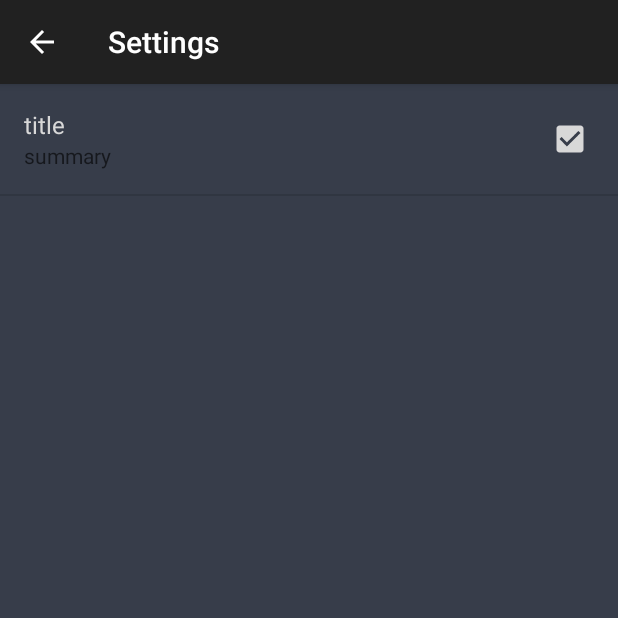
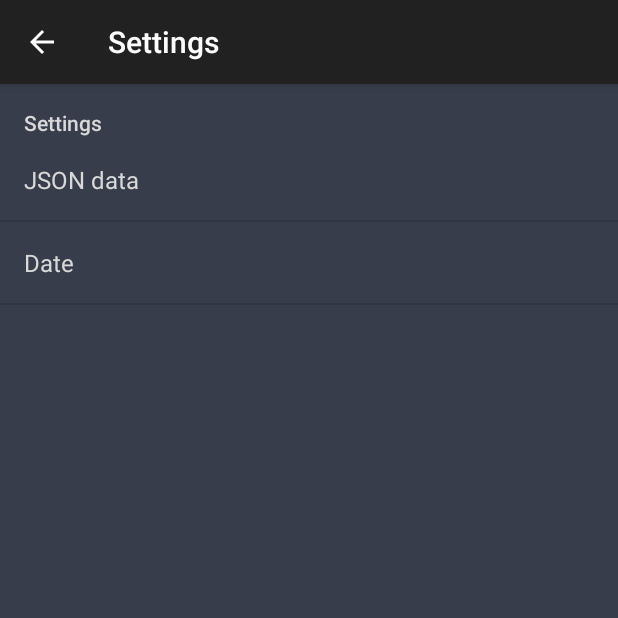
Before and after one commit to HetBenkt/OnePomodoroExercises, an Android app: the screen it shows after launch (SettingsActivity), after a tap on "Settings", on a phone screen of 412 x 824 dp, the top half of it. Run offline under Robolectric (Android 15) with nearby library versions, the phone set to English and light mode, and no system bars.

Commit message:
First settings can be done like current date and the json data

```diff
--- a/app/src/main/java/nl/bos/onepomodoroexercises/MainActivity.java
+++ b/app/src/main/java/nl/bos/onepomodoroexercises/MainActivity.java
@@ -1,11 +1,13 @@
 package nl.bos.onepomodoroexercises;
 
+import android.content.Context;
 import android.content.Intent;
+import android.content.SharedPreferences;
 import android.os.Bundle;
 import android.os.Handler;
 import android.os.Looper;
+import android.preference.PreferenceManager;
 import android.support.v7.app.AppCompatActivity;
-import android.support.v7.widget.Toolbar;
 import android.util.Log;
 import android.view.Menu;
 import android.view.MenuItem;
@@ -33,9 +35,6 @@ public class MainActivity extends AppCompatActivity implements AdapterView.OnIte
         Log.i(TAG, "onCreate...");
         setContentView(R.layout.activity_main);
 
-//        Toolbar toolbar = (Toolbar) findViewById(R.id.toolbar);
-//        setSupportActionBar(toolbar);
-
         ListView viewExercises = findViewById(R.id.exercises);
         viewExercises.setOnItemClickListener(this);
         viewExercises.setOnItemLongClickListener(this);
@@ -45,7 +44,9 @@ public class MainActivity extends AppCompatActivity implements AdapterView.OnIte
 
         adapter = new ExerciseAdapter(this);
         viewExercises.setAdapter(adapter);
-        new RetrieveDataTask(exercises, adapter, getApplicationContext(), this).execute("https://raw.githubusercontent.com/HetBenkt/OnePomodoroExercises/master/exercises.json");
+        SharedPreferences settings = PreferenceManager.getDefaultSharedPreferences(this);
+        String jsonSetting = settings.getString("edit_text_json", null);
+        new RetrieveDataTask(exercises, adapter, getApplicationContext(), this).execute(jsonSetting);
     }
 
     @Override
--- a/app/src/main/java/nl/bos/onepomodoroexercises/RetrieveDataTask.java
+++ b/app/src/main/java/nl/bos/onepomodoroexercises/RetrieveDataTask.java
@@ -2,7 +2,9 @@ package nl.bos.onepomodoroexercises;
 
 import android.app.Activity;
 import android.content.Context;
+import android.content.SharedPreferences;
 import android.os.AsyncTask;
+import android.preference.PreferenceManager;
 import android.util.Log;
 import android.view.View;
 import android.widget.TextView;
@@ -79,9 +81,8 @@ class RetrieveDataTask extends AsyncTask<String, Void, JsonObject> {
         Gson gson = new GsonBuilder().create();
         Data data = gson.fromJson(jsonData, Data.class);
 
-        Date today = new Date();
-        SimpleDateFormat dateFormatter = new SimpleDateFormat("dd-MM-yy");
-        String dateToday = dateFormatter.format(today);
+        SharedPreferences sharedPref = PreferenceManager.getDefaultSharedPreferences(context);
+        String dateToday = sharedPref.getString("edit_text_date", "");
         Log.i(LOG_TAG, dateToday);
 
         if (data != null) {
@@ -112,7 +113,7 @@ class RetrieveDataTask extends AsyncTask<String, Void, JsonObject> {
                 TextView done = activity.findViewById(R.id.txtDone);
                 done.setText(String.format("%d/%d", 0, exerciseIds.size()));
             } else {
-                Toast toast = Toast.makeText(context, MessageFormat.format("Current day {0} not found in data!", today), Toast.LENGTH_LONG);
+                Toast toast = Toast.makeText(context, MessageFormat.format("Current day {0} not found in data!", dateToday), Toast.LENGTH_LONG);
                 toast.show();
             }
         } else {
--- a/app/src/main/java/nl/bos/onepomodoroexercises/SettingsActivity.java
+++ b/app/src/main/java/nl/bos/onepomodoroexercises/SettingsActivity.java
@@ -1,10 +1,13 @@
 package nl.bos.onepomodoroexercises;
 
-import android.graphics.Color;
 import android.os.Bundle;
+import android.preference.EditTextPreference;
 import android.support.v7.app.ActionBar;
 import android.util.Log;
 import android.view.MenuItem;
+
+import java.text.SimpleDateFormat;
+import java.util.Date;
 
 public class SettingsActivity extends AppCompatPreferenceActivity {
     private static final String TAG = SettingsActivity.class.getSimpleName();
--- a/app/src/main/java/nl/bos/onepomodoroexercises/SettingsFragment.java
+++ b/app/src/main/java/nl/bos/onepomodoroexercises/SettingsFragment.java
@@ -1,8 +1,11 @@
 package nl.bos.onepomodoroexercises;
 
-import android.app.Fragment;
 import android.os.Bundle;
+import android.preference.EditTextPreference;
 import android.preference.PreferenceFragment;
+
+import java.text.SimpleDateFormat;
+import java.util.Date;
 
 public class SettingsFragment extends PreferenceFragment {
     @Override
@@ -11,5 +14,10 @@ public class SettingsFragment extends PreferenceFragment {
 
         // Load the preferences from an XML resource
         addPreferencesFromResource(R.xml.preferences);
+
+        Date today = new Date();
+        SimpleDateFormat dateFormatter = new SimpleDateFormat("dd-MM-yy");
+        EditTextPreference textPreference = (EditTextPreference) findPreference("edit_text_date");
+        textPreference.setText(dateFormatter.format(today));
     }
 }
--- a/app/src/main/res/xml/preferences.xml
+++ b/app/src/main/res/xml/preferences.xml
@@ -1,8 +1,18 @@
 <?xml version="1.0" encoding="utf-8"?>
 <PreferenceScreen xmlns:android="http://schemas.android.com/apk/res/android">
-    <CheckBoxPreference
-            android:key="pref_sync"
-            android:title="title"
-            android:summary="summary"
-            android:defaultValue="true" />
+    <PreferenceCategory
+            android:title="Settings"
+            android:key="settings">
+        <EditTextPreference
+                android:defaultValue="https://raw.githubusercontent.com/HetBenkt/OnePomodoroExercises/master/exercises.json"
+                android:selectAllOnFocus="true"
+                android:singleLine="true"
+                android:title="JSON data"
+                android:key="edit_text_json"/>
+        <EditTextPreference
+                android:selectAllOnFocus="true"
+                android:singleLine="true"
+                android:title="Date"
+                android:key="edit_text_date"/>
+    </PreferenceCategory>
 </PreferenceScreen>
```
Also changed, not shown: 1 other file.
